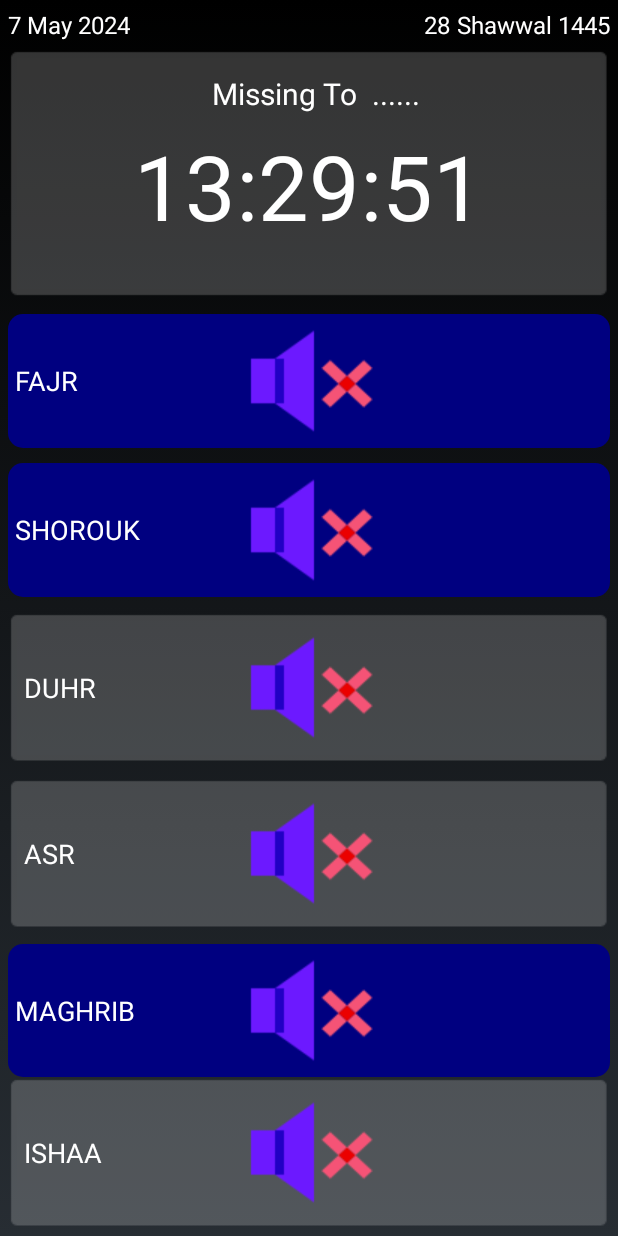
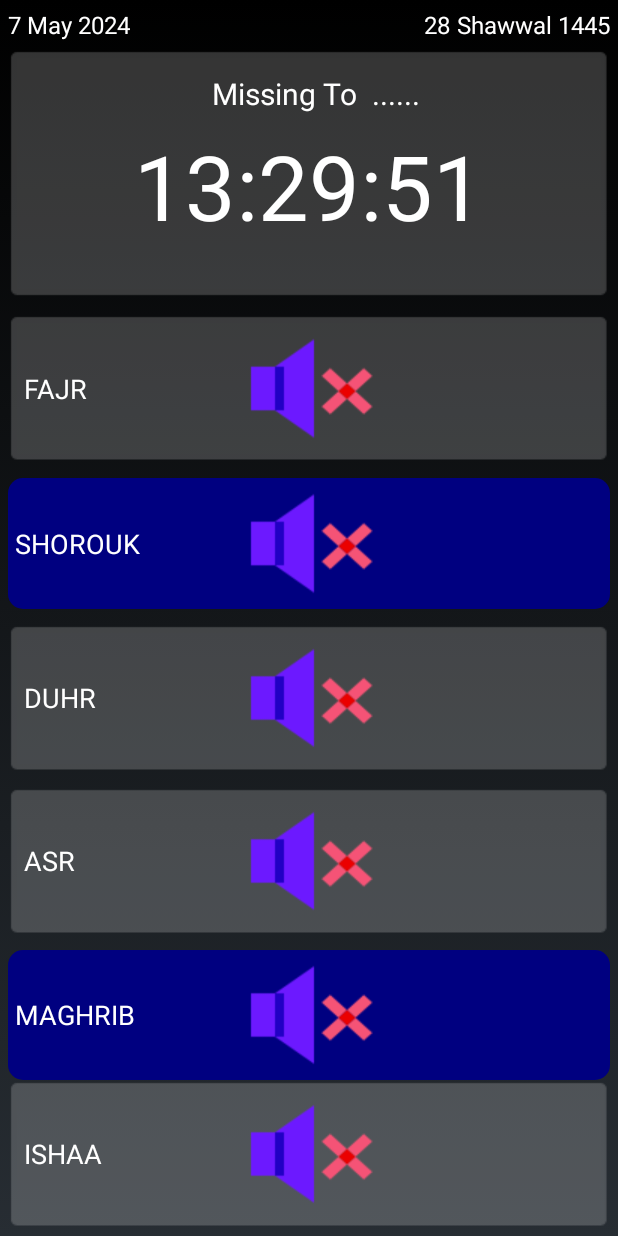
Before and after one commit to abdalla167/PrayerTime, an Android app: the Prayers_Activity screen opened directly, with no data from a screen before it, on a phone screen of 412 x 824 dp. Run offline under Robolectric (Android 15) with nearby library versions, the phone set to English and light mode, and no system bars; 12 statements that could not run were skipped.

Commit message:
add some fe

```diff
--- a/app/src/main/java/com/example/prayertime/activities/Prayers_Activity.java
+++ b/app/src/main/java/com/example/prayertime/activities/Prayers_Activity.java
@@ -537,7 +537,7 @@ public class Prayers_Activity extends Activity {
 
     private void setActualPrayerBackground(int actualPrayerCode) {
         findViewById(R.id.row_fajr).setBackground(getResources().getDrawable(R.drawable.tab_menu_active));
-        findViewById(R.id.row_fajr).setBackground(getResources().getDrawable(R.drawable.navy_background));
+   //     findViewById(R.id.row_fajr).setBackground(getResources().getDrawable(R.drawable.navy_background));
 
         findViewById(R.id.row_shorouk).setBackground(getResources().getDrawable(R.drawable.tab_menu_active));
         findViewById(R.id.row_shorouk).setBackground(getResources().getDrawable(R.drawable.navy_background));
```
